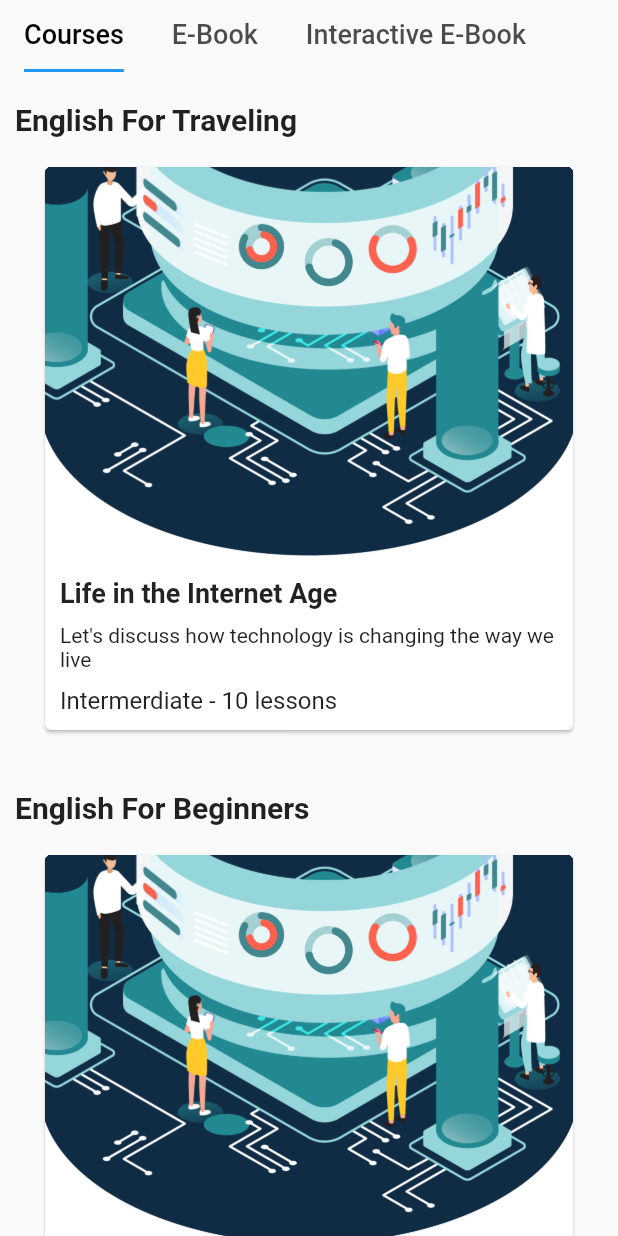
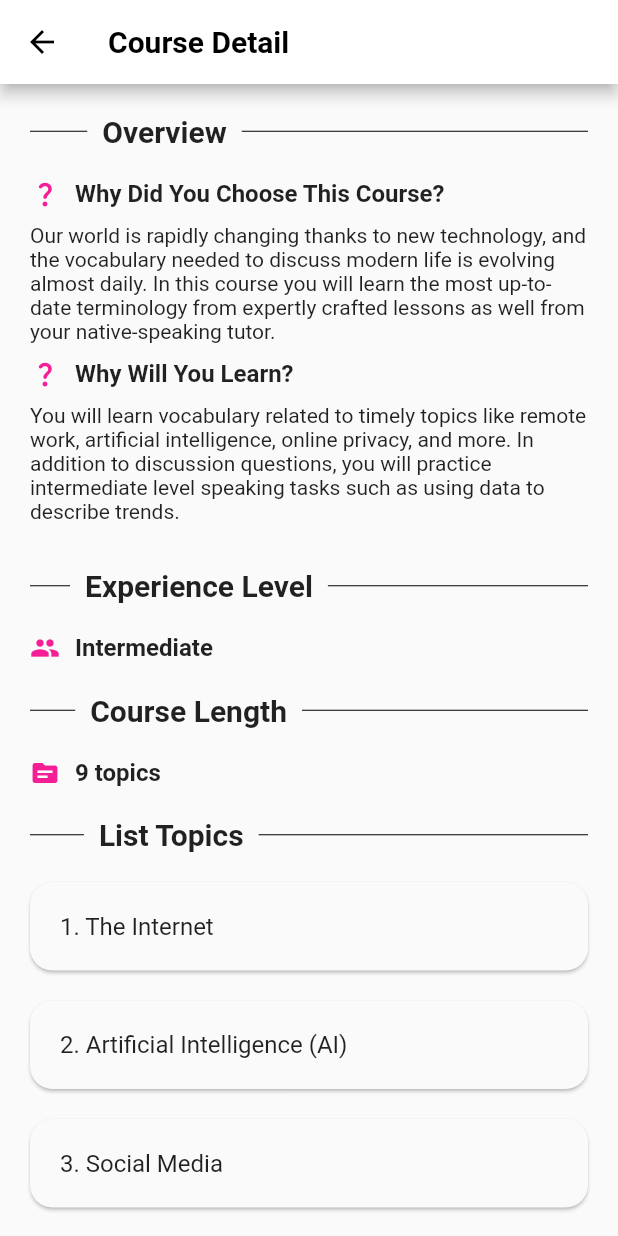
Before and after one commit to nmhieu0504/one_on_one_learning, a Flutter app: the CoursesPage screen opened directly, after a tap on "Life in the Internet Age", on a phone screen of 412 x 824 dp. Run offline on Flutter 3.47's test engine with Material 2 defaults, Android fonts, the phone set to English and light mode, and no system bars; our stand-ins replace font_awesome_flutter, video_player.

Commit message:
course detail page

```diff
--- /dev/null
+++ b/lib/pages/course_detail_page.dart
@@ -0,0 +1,548 @@
+import 'package:flutter/material.dart';
+
+class CourseDetailPage extends StatelessWidget {
+  const CourseDetailPage({super.key});
+
+  @override
+  Widget build(BuildContext context) {
+    return Scaffold(
+      appBar: AppBar(
+        leading: IconButton(
+          color: Colors.black,
+          icon: const Icon(Icons.arrow_back),
+          onPressed: () {
+            Navigator.pop(context);
+          },
+        ),
+        title: const Text(
+          "Course Detail",
+          style: TextStyle(
+            color: Colors.black,
+            fontSize: 20,
+            fontWeight: FontWeight.bold,
+          ),
+        ),
+        backgroundColor: Colors.white,
+      ),
+      body: ListView(
+        children: <Widget>[
+          Container(
+            margin: const EdgeInsets.all(20),
+            child: Row(children: const <Widget>[
+              Expanded(
+                flex: 1,
+                child: Divider(
+                  endIndent: 10,
+                  color: Colors.black,
+                ),
+              ),
+              Text("Overview",
+                  style: TextStyle(
+                    fontSize: 20,
+                    fontWeight: FontWeight.bold,
+                  )),
+              Expanded(
+                flex: 5,
+                child: Divider(
+                  indent: 10,
+                  color: Colors.black,
+                ),
+              ),
+            ]),
+          ),
+          Container(
+            margin: const EdgeInsets.only(left: 20, right: 20),
+            child: Row(children: <Widget>[
+              const Icon(
+                Icons.question_mark_rounded,
+                size: 20,
+                color: Color.fromARGB(255, 244, 30, 151),
+              ),
+              Container(
+                  margin: const EdgeInsets.only(left: 10),
+                  child: const Text(
+                    'Why Did You Choose This Course?',
+                    style: TextStyle(
+                      fontSize: 16,
+                      fontWeight: FontWeight.bold,
+                    ),
+                  )),
+            ]),
+          ),
+          Container(
+              margin: const EdgeInsets.only(
+                  top: 10, bottom: 10, left: 20, right: 20),
+              child: const Text(
+                  "Our world is rapidly changing thanks to new technology, and the vocabulary needed to discuss modern life is evolving almost daily. In this course you will learn the most up-to-date terminology from expertly crafted lessons as well from your native-speaking tutor.")),
+          Container(
+            margin: const EdgeInsets.only(left: 20, right: 20),
+            child: Row(children: <Widget>[
+              const Icon(
+                Icons.question_mark_rounded,
+                size: 20,
+                color: Color.fromARGB(255, 244, 30, 151),
+              ),
+              Container(
+                  margin: const EdgeInsets.only(left: 10),
+                  child: const Text(
+                    'Why Will You Learn?',
+                    style: TextStyle(
+                      fontSize: 16,
+                      fontWeight: FontWeight.bold,
+                    ),
+                  )),
+            ]),
+          ),
+          Container(
+              margin: const EdgeInsets.only(
+                  top: 10, bottom: 10, left: 20, right: 20),
+              child: const Text(
+                  "You will learn vocabulary related to timely topics like remote work, artificial intelligence, online privacy, and more. In addition to discussion questions, you will practice intermediate level speaking tasks such as using data to describe trends.")),
+          Container(
+            margin: const EdgeInsets.all(20),
+            child: Row(children: const <Widget>[
+              Expanded(
+                flex: 1,
+                child: Divider(
+                  endIndent: 10,
+                  color: Colors.black,
+                ),
+              ),
+              Text("Experience Level",
+                  style: TextStyle(
+                    fontSize: 20,
+                    fontWeight: FontWeight.bold,
+                  )),
+              Expanded(
+                flex: 5,
+                child: Divider(
+                  indent: 10,
+                  color: Colors.black,
+                ),
+              ),
+            ]),
+          ),
+          Container(
+            margin: const EdgeInsets.only(left: 20, right: 20),
+            child: Row(children: <Widget>[
+              const Icon(
+                Icons.group_sharp,
+                size: 20,
+                color: Color.fromARGB(255, 244, 30, 151),
+              ),
+              Container(
+                  margin: const EdgeInsets.only(left: 10),
+                  child: const Text(
+                    'Intermediate',
+                    style: TextStyle(
+                      fontSize: 16,
+                      fontWeight: FontWeight.bold,
+                    ),
+                  )),
+            ]),
+          ),
+          Container(
+            margin: const EdgeInsets.all(20),
+            child: Row(children: const <Widget>[
+              Expanded(
+                flex: 1,
+                child: Divider(
+                  endIndent: 10,
+                  color: Colors.black,
+                ),
+              ),
+              Text("Course Length",
+                  style: TextStyle(
+                    fontSize: 20,
+                    fontWeight: FontWeight.bold,
+                  )),
+              Expanded(
+                flex: 5,
+                child: Divider(
+                  indent: 10,
+                  color: Colors.black,
+                ),
+              ),
+            ]),
+          ),
+          Container(
+            margin: const EdgeInsets.only(left: 20, right: 20),
+            child: Row(children: <Widget>[
+              const Icon(
+                Icons.topic,
+                size: 20,
+                color: Color.fromARGB(255, 244, 30, 151),
+              ),
+              Container(
+                  margin: const EdgeInsets.only(left: 10),
+                  child: const Text(
+                    '9 topics',
+                    style: TextStyle(
+                      fontSize: 16,
+                      fontWeight: FontWeight.bold,
+                    ),
+                  )),
+            ]),
+          ),
+          Container(
+            margin: const EdgeInsets.all(20),
+            child: Row(children: const <Widget>[
+              Expanded(
+                flex: 1,
+                child: Divider(
+                  endIndent: 10,
+                  color: Colors.black,
+                ),
+              ),
+              Text("List Topics",
+                  style: TextStyle(
+                    fontSize: 20,
+                    fontWeight: FontWeight.bold,
+                  )),
+              Expanded(
+                flex: 5,
+                child: Divider(
+                  indent: 10,
+                  color: Colors.black,
+                ),
+              ),
+            ]),
+          ),
+          Card(
+            color: Colors.grey[50],
+            shape: RoundedRectangleBorder(
+              borderRadius: BorderRadius.circular(15.0),
+            ),
+            margin:
+                const EdgeInsets.only(top: 0, bottom: 20, left: 20, right: 20),
+            clipBehavior: Clip.hardEdge,
+            child: InkWell(
+              splashColor: Colors.blue.withAlpha(30),
+              onTap: () {
+                // Navigator.push(
+                //   context,
+                //   MaterialPageRoute(builder: (BuildContext context) {
+                //     return const TeacherPage();
+                //   }),
+                // );
+              },
+              child: Column(
+                crossAxisAlignment: CrossAxisAlignment.start,
+                children: <Widget>[
+                  Container(
+                    padding: const EdgeInsets.all(10),
+                    child: Container(
+                      margin: EdgeInsets.all(10),
+                      child: const Text(
+                        '1. The Internet',
+                        style: TextStyle(
+                          fontSize: 16,
+                        ),
+                      ),
+                    ),
+                  )
+                ],
+              ),
+            ),
+          ),
+          Card(
+            color: Colors.grey[50],
+            shape: RoundedRectangleBorder(
+              borderRadius: BorderRadius.circular(15.0),
+            ),
+            margin:
+                const EdgeInsets.only(top: 0, bottom: 20, left: 20, right: 20),
+            clipBehavior: Clip.hardEdge,
+            child: InkWell(
+              splashColor: Colors.blue.withAlpha(30),
+              onTap: () {
+                // Navigator.push(
+                //   context,
+                //   MaterialPageRoute(builder: (BuildContext context) {
+                //     return const TeacherPage();
+                //   }),
+                // );
+              },
+              child: Column(
+                crossAxisAlignment: CrossAxisAlignment.start,
+                children: <Widget>[
+                  Container(
+                    padding: const EdgeInsets.all(10),
+                    child: Container(
+                      margin: EdgeInsets.all(10),
+                      child: const Text(
+                        '2. Artificial Intelligence (AI)',
+                        style: TextStyle(
+                          fontSize: 16,
+                        ),
+                      ),
+                    ),
+                  )
+                ],
+              ),
+            ),
+          ),
+          Card(
+            color: Colors.grey[50],
+            shape: RoundedRectangleBorder(
+              borderRadius: BorderRadius.circular(15.0),
+            ),
+            margin:
+                const EdgeInsets.only(top: 0, bottom: 20, left: 20, right: 20),
+            clipBehavior: Clip.hardEdge,
+            child: InkWell(
+              splashColor: Colors.blue.withAlpha(30),
+              onTap: () {
+                // Navigator.push(
+                //   context,
+                //   MaterialPageRoute(builder: (BuildContext context) {
+                //     return const TeacherPage();
+                //   }),
+                // );
+              },
+              child: Column(
+                crossAxisAlignment: CrossAxisAlignment.start,
+                children: <Widget>[
+                  Container(
+                    padding: const EdgeInsets.all(10),
+                    child: Container(
+                      margin: EdgeInsets.all(10),
+                      child: const Text(
+                        '3. Social Media',
+                        style: TextStyle(
+                          fontSize: 16,
+                        ),
+                      ),
+                    ),
+                  )
+                ],
+              ),
+            ),
+          ),
+          Card(
+            color: Colors.grey[50],
+            shape: RoundedRectangleBorder(
+              borderRadius: BorderRadius.circular(15.0),
+            ),
+            margin:
+                const EdgeInsets.only(top: 0, bottom: 20, left: 20, right: 20),
+            clipBehavior: Clip.hardEdge,
+            child: InkWell(
+              splashColor: Colors.blue.withAlpha(30),
+              onTap: () {
+                // Navigator.push(
+                //   context,
+                //   MaterialPageRoute(builder: (BuildContext context) {
+                //     return const TeacherPage();
+                //   }),
+                // );
+              },
+              child: Column(
+                crossAxisAlignment: CrossAxisAlignment.start,
+                children: <Widget>[
+                  Container(
+                    padding: const EdgeInsets.all(10),
+                    child: Container(
+                      margin: EdgeInsets.all(10),
+                      child: const Text(
+                        '4. Internet Privacy',
+                        style: TextStyle(
+                          fontSize: 16,
+                        ),
+                      ),
+                    ),
+                  )
+                ],
+              ),
+            ),
+          ),
+          Card(
+            color: Colors.grey[50],
+            shape: RoundedRectangleBorder(
+              borderRadius: BorderRadius.circular(15.0),
+            ),
+            margin:
+                const EdgeInsets.only(top: 0, bottom: 20, left: 20, right: 20),
+            clipBehavior: Clip.hardEdge,
+            child: InkWell(
+              splashColor: Colors.blue.withAlpha(30),
+              onTap: () {
+                // Navigator.push(
+                //   context,
+                //   MaterialPageRoute(builder: (BuildContext context) {
+                //     return const TeacherPage();
+                //   }),
+                // );
+              },
+              child: Column(
+                crossAxisAlignment: CrossAxisAlignment.start,
+                children: <Widget>[
+                  Container(
+                    padding: const EdgeInsets.all(10),
+                    child: Container(
+                      margin: EdgeInsets.all(10),
+                      child: const Text(
+                        '5. Live Streaming',
+                        style: TextStyle(
+                          fontSize: 16,
+                        ),
+                      ),
+                    ),
+                  )
+                ],
+              ),
+            ),
+          ),
+          Card(
+            color: Colors.grey[50],
+            shape: RoundedRectangleBorder(
+              borderRadius: BorderRadius.circular(15.0),
+            ),
+            margin:
+                const EdgeInsets.only(top: 0, bottom: 20, left: 20, right: 20),
+            clipBehavior: Clip.hardEdge,
+            child: InkWell(
+              splashColor: Colors.blue.withAlpha(30),
+              onTap: () {
+                // Navigator.push(
+                //   context,
+                //   MaterialPageRoute(builder: (BuildContext context) {
+                //     return const TeacherPage();
+                //   }),
+                // );
+              },
+              child: Column(
+                crossAxisAlignment: CrossAxisAlignment.start,
+                children: <Widget>[
+                  Container(
+                    padding: const EdgeInsets.all(10),
+                    child: Container(
+                      margin: EdgeInsets.all(10),
+                      child: const Text(
+                        '6. Coding',
+                        style: TextStyle(
+                          fontSize: 16,
+                        ),
+                      ),
+                    ),
+                  )
+                ],
+              ),
+            ),
+          ),
+          Card(
+            color: Colors.grey[50],
+            shape: RoundedRectangleBorder(
+              borderRadius: BorderRadius.circular(15.0),
+            ),
+            margin:
+                const EdgeInsets.only(top: 0, bottom: 20, left: 20, right: 20),
+            clipBehavior: Clip.hardEdge,
+            child: InkWell(
+              splashColor: Colors.blue.withAlpha(30),
+              onTap: () {
+                // Navigator.push(
+                //   context,
+                //   MaterialPageRoute(builder: (BuildContext context) {
+                //     return const TeacherPage();
+                //   }),
+                // );
+              },
+              child: Column(
+                crossAxisAlignment: CrossAxisAlignment.start,
+                children: <Widget>[
+                  Container(
+                    padding: const EdgeInsets.all(10),
+                    child: Container(
+                      margin: EdgeInsets.all(10),
+                      child: const Text(
+                        '7. Technology Transforming Healthcare',
+                        style: TextStyle(
+                          fontSize: 16,
+                        ),
+                      ),
+                    ),
+                  )
+                ],
+              ),
+            ),
+          ),
+          Card(
+            color: Colors.grey[50],
+            shape: RoundedRectangleBorder(
+              borderRadius: BorderRadius.circular(15.0),
+            ),
+            margin:
+                const EdgeInsets.only(top: 0, bottom: 20, left: 20, right: 20),
+            clipBehavior: Clip.hardEdge,
+            child: InkWell(
+              splashColor: Colors.blue.withAlpha(30),
+              onTap: () {
+                // Navigator.push(
+                //   context,
+                //   MaterialPageRoute(builder: (BuildContext context) {
+                //     return const TeacherPage();
+                //   }),
+                // );
+              },
+              child: Column(
+                crossAxisAlignment: CrossAxisAlignment.start,
+                children: <Widget>[
+                  Container(
+                    padding: const EdgeInsets.all(10),
+                    child: Container(
+                      margin: EdgeInsets.all(10),
+                      child: const Text(
+                        '8. Smart Home Technology',
+                        style: TextStyle(
+                          fontSize: 16,
+                        ),
+                      ),
+                    ),
+                  )
+                ],
+              ),
+            ),
+          ),
+          Card(
+            color: Colors.grey[50],
+            shape: RoundedRectangleBorder(
+              borderRadius: BorderRadius.circular(15.0),
+            ),
+            margin:
+                const EdgeInsets.only(top: 0, bottom: 20, left: 20, right: 20),
+            clipBehavior: Clip.hardEdge,
+            child: InkWell(
+              splashColor: Colors.blue.withAlpha(30),
+              onTap: () {
+                // Navigator.push(
+                //   context,
+                //   MaterialPageRoute(builder: (BuildContext context) {
+                //     return const TeacherPage();
+                //   }),
+                // );
+              },
+              child: Column(
+                crossAxisAlignment: CrossAxisAlignment.start,
+                children: <Widget>[
+                  Container(
+                    padding: const EdgeInsets.all(10),
+                    child: Container(
+                      margin: EdgeInsets.all(10),
+                      child: const Text(
+                        '9. Remote Work - A Dream Job?',
+                        style: TextStyle(
+                          fontSize: 16,
+                        ),
+                      ),
+                    ),
+                  )
+                ],
+              ),
+            ),
+          ),
+        ],
+      ),
+    );
+  }
+}
--- a/lib/pages/courses_list_page.dart
+++ b/lib/pages/courses_list_page.dart
@@ -1,4 +1,5 @@
 import 'package:flutter/material.dart';
+import 'package:one_on_one_learning/pages/course_detail_page.dart';
 import '../ui_data.dart';
 
 class CoursesList extends StatelessWidget {
@@ -10,7 +11,7 @@ class CoursesList extends StatelessWidget {
   Widget build(BuildContext context) {
     return ListView(children: <Widget>[
       Container(
-        padding: const EdgeInsets.only(left: 10, right: 10),
+        padding: const EdgeInsets.only(left: 20, right: 20),
         child: Column(
           crossAxisAlignment: CrossAxisAlignment.start,
           children: <Widget>[
@@ -25,12 +26,12 @@ class CoursesList extends StatelessWidget {
               child: InkWell(
                 splashColor: Colors.blue.withAlpha(30),
                 onTap: () {
-                  // Navigator.push(
-                  //   context,
-                  //   MaterialPageRoute(builder: (BuildContext context) {
-                  //     return const TeacherPage();
-                  //   }),
-                  // );
+                  Navigator.push(
+                    context,
+                    MaterialPageRoute(builder: (BuildContext context) {
+                      return const CourseDetailPage();
+                    }),
+                  );
                 },
                 child: Column(
                   crossAxisAlignment: CrossAxisAlignment.start,
@@ -62,7 +63,7 @@ class CoursesList extends StatelessWidget {
         ),
       ),
       Container(
-        padding: const EdgeInsets.only(left: 10, right: 10),
+        padding: const EdgeInsets.only(left: 20, right: 20),
         child: Column(
           crossAxisAlignment: CrossAxisAlignment.start,
           children: <Widget>[
@@ -77,12 +78,12 @@ class CoursesList extends StatelessWidget {
               child: InkWell(
                 splashColor: Colors.blue.withAlpha(30),
                 onTap: () {
-                  // Navigator.push(
-                  //   context,
-                  //   MaterialPageRoute(builder: (BuildContext context) {
-                  //     return const TeacherPage();
-                  //   }),
-                  // );
+                  Navigator.push(
+                    context,
+                    MaterialPageRoute(builder: (BuildContext context) {
+                      return const CourseDetailPage();
+                    }),
+                  );
                 },
                 child: Column(
                   crossAxisAlignment: CrossAxisAlignment.start,
@@ -114,7 +115,7 @@ class CoursesList extends StatelessWidget {
         ),
       ),
       Container(
-        padding: const EdgeInsets.only(left: 10, right: 10),
+        padding: const EdgeInsets.only(left: 20, right: 20),
         child: Column(
           crossAxisAlignment: CrossAxisAlignment.start,
           children: <Widget>[
@@ -129,12 +130,12 @@ class CoursesList extends StatelessWidget {
               child: InkWell(
                 splashColor: Colors.blue.withAlpha(30),
                 onTap: () {
-                  // Navigator.push(
-                  //   context,
-                  //   MaterialPageRoute(builder: (BuildContext context) {
-                  //     return const TeacherPage();
-                  //   }),
-                  // );
+                  Navigator.push(
+                    context,
+                    MaterialPageRoute(builder: (BuildContext context) {
+                      return const CourseDetailPage();
+                    }),
+                  );
                 },
                 child: Column(
                   crossAxisAlignment: CrossAxisAlignment.start,
@@ -166,7 +167,7 @@ class CoursesList extends StatelessWidget {
         ),
       ),
       Container(
-        padding: const EdgeInsets.only(left: 10, right: 10),
+        padding: const EdgeInsets.only(left: 20, right: 20),
         child: Column(
           crossAxisAlignment: CrossAxisAlignment.start,
           children: <Widget>[
@@ -181,12 +182,12 @@ class CoursesList extends StatelessWidget {
               child: InkWell(
                 splashColor: Colors.blue.withAlpha(30),
                 onTap: () {
-                  // Navigator.push(
-                  //   context,
-                  //   MaterialPageRoute(builder: (BuildContext context) {
-                  //     return const TeacherPage();
-                  //   }),
-                  // );
+                  Navigator.push(
+                    context,
+                    MaterialPageRoute(builder: (BuildContext context) {
+                      return const CourseDetailPage();
+                    }),
+                  );
                 },
                 child: Column(
                   crossAxisAlignment: CrossAxisAlignment.start,
--- a/lib/pages/ebook_list_page.dart
+++ b/lib/pages/ebook_list_page.dart
@@ -55,6 +55,53 @@ class EBookList extends StatelessWidget {
             ),
           ],
         ),
+      ),
+      Container(
+        padding: const EdgeInsets.only(left: 10, right: 10),
+        child: Column(
+          crossAxisAlignment: CrossAxisAlignment.start,
+          children: <Widget>[
+            Card(
+              margin: const EdgeInsets.all(20),
+              clipBehavior: Clip.hardEdge,
+              child: InkWell(
+                splashColor: Colors.blue.withAlpha(30),
+                onTap: () {
+                  // Navigator.push(
+                  //   context,
+                  //   MaterialPageRoute(builder: (BuildContext context) {
+                  //     return const TeacherPage();
+                  //   }),
+                  // );
+                },
+                child: Column(
+                  crossAxisAlignment: CrossAxisAlignment.start,
+                  children: <Widget>[
+                    Image.asset(UIData.ebook),
+                    Container(
+                      margin: const EdgeInsets.only(
+                          top: 10, bottom: 0, left: 10, right: 10),
+                      child: const Text("What a world 1",
+                          style: TextStyle(
+                              fontSize: 18, fontWeight: FontWeight.bold)),
+                    ),
+                    Container(
+                      padding: const EdgeInsets.all(10),
+                      child: const Text(
+                          "For teenagers who have an excellent vocabulary background and brilliant communication skills."),
+                    ),
+                    Container(
+                      margin: const EdgeInsets.only(
+                          top: 0, bottom: 10, left: 10, right: 10),
+                      child: const Text("Beginner",
+                          style: TextStyle(fontSize: 16)),
+                    ),
+                  ],
+                ),
+              ),
+            ),
+          ],
+        ),
       )
     ]);
   }
--- a/lib/pages/home_page.dart
+++ b/lib/pages/home_page.dart
@@ -83,7 +83,6 @@ class HomePage extends StatelessWidget {
                   );
                 },
                 child: Column(
-                  mainAxisSize: MainAxisSize.min,
                   children: <Widget>[
                     ListTile(
                         leading: Image.asset(UIData.logoLogin),
```
